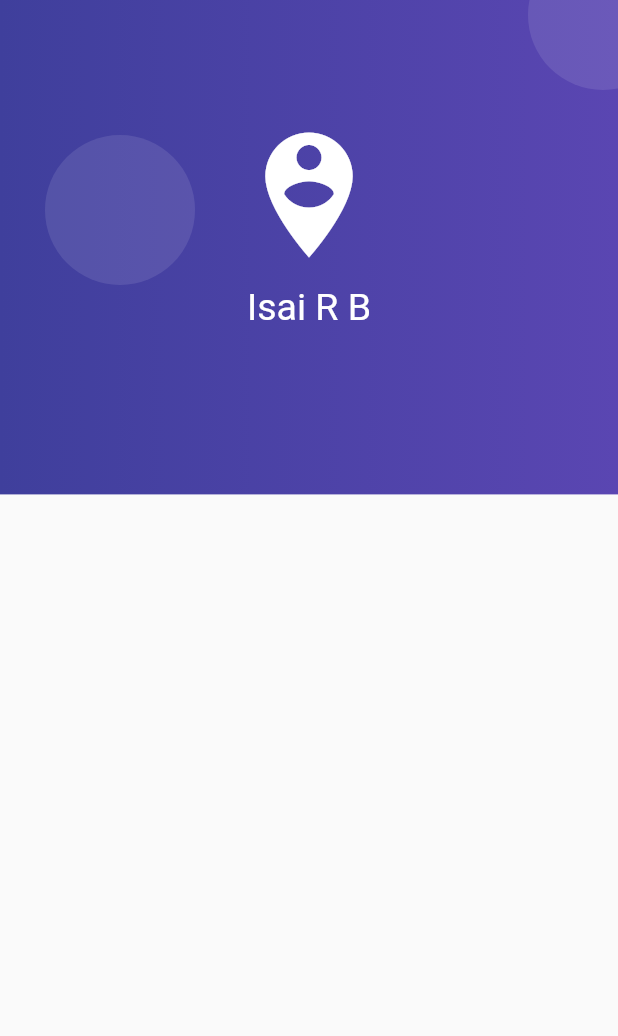
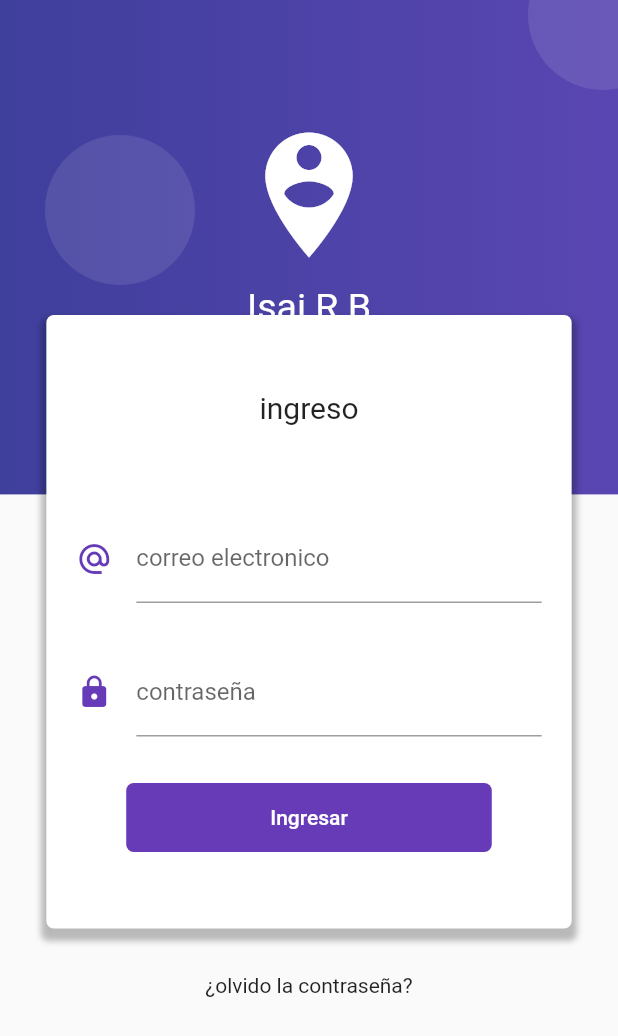
Before and after one commit to AngelIsaiRB/formulariosBloc, a Flutter app: the screen it shows after launch, on a phone screen of 412 x 824 dp. Shown: the top 1036 px of the screen. Run offline on Flutter 3.47's test engine with Material 2 defaults, Android fonts, the phone set to English and light mode, and no system bars.

Commit message:
steap 3 login page

```diff
--- a/formvalidation/lib/src/pages/login_page.dart
+++ b/formvalidation/lib/src/pages/login_page.dart
@@ -9,6 +9,7 @@ class LoginPage extends StatelessWidget {
       body: Stack(
         children: [
           _crearFondo(context),
+          _loginform(context),
         ],
       )
     );
@@ -58,4 +59,90 @@ class LoginPage extends StatelessWidget {
       ],
     );
   }
+
+  Widget _loginform(BuildContext context) {
+    final size = MediaQuery.of(context).size;
+    return SingleChildScrollView(
+      child: Column(
+        children: [
+          SafeArea(
+            child: Container(
+              height: 180.0,
+            ),
+          ),
+          Container(
+            width: size.width*0.85,
+            padding: EdgeInsets.symmetric(vertical: 50.0),
+            margin: EdgeInsets.symmetric(vertical: 30.0),
+            decoration: BoxDecoration(
+              color: Colors.white,
+              borderRadius: BorderRadius.circular(5.0),
+              boxShadow: [
+                BoxShadow(
+                  color: Colors.black26,
+                  blurRadius: 3.0,
+                  offset: Offset(0.0,5.0),
+                  spreadRadius: 3.0
+                  ),
+              ]
+            ),
+            child: Column(
+              children: [
+                Text("ingreso", style: TextStyle(fontSize: 20.0),),
+                SizedBox(height: 60.0,),
+                _crearEmail(),
+                SizedBox(height: 30.0,),
+                _crearPassword(),
+                SizedBox(height: 30.0,),
+                _crearBoton()
+              ],
+            ),
+          ),
+          Text("¿olvido la contraseña?"),
+          SizedBox(height: 100.0,)
+        ],
+      ),
+    );
+  }
+  Widget _crearEmail(){
+    return Container(
+      padding: EdgeInsets.symmetric(horizontal: 20.0),
+      child: TextField(
+        keyboardType: TextInputType.emailAddress,
+        decoration: InputDecoration(
+          icon: Icon(Icons.alternate_email, color: Colors.deepPurple,),
+          hintText: "ejemplo@correo.com",
+          labelText: "correo electronico"
+        ),
+      ),
+    );
+  }
+  Widget _crearPassword(){
+    return Container(
+      padding: EdgeInsets.symmetric(horizontal: 20.0),
+      child: TextField(
+        obscureText: true,
+        decoration: InputDecoration(
+          icon: Icon(Icons.lock, color: Colors.deepPurple,),
+          labelText: "contraseña"
+        ),
+      ),
+    );
+  }
+  Widget _crearBoton(){
+    return RaisedButton(
+      child: Container(
+        padding: EdgeInsets.symmetric(horizontal: 80.0, vertical: 15.0),
+        child: Text("Ingresar"),
+      ),
+      shape: RoundedRectangleBorder(
+        borderRadius: BorderRadius.circular(5.0)
+      ),
+      elevation: 0.0,
+      color: Colors.deepPurple,
+      textColor: Colors.white,
+
+      onPressed: (){},
+    );
+  }
 }
```
